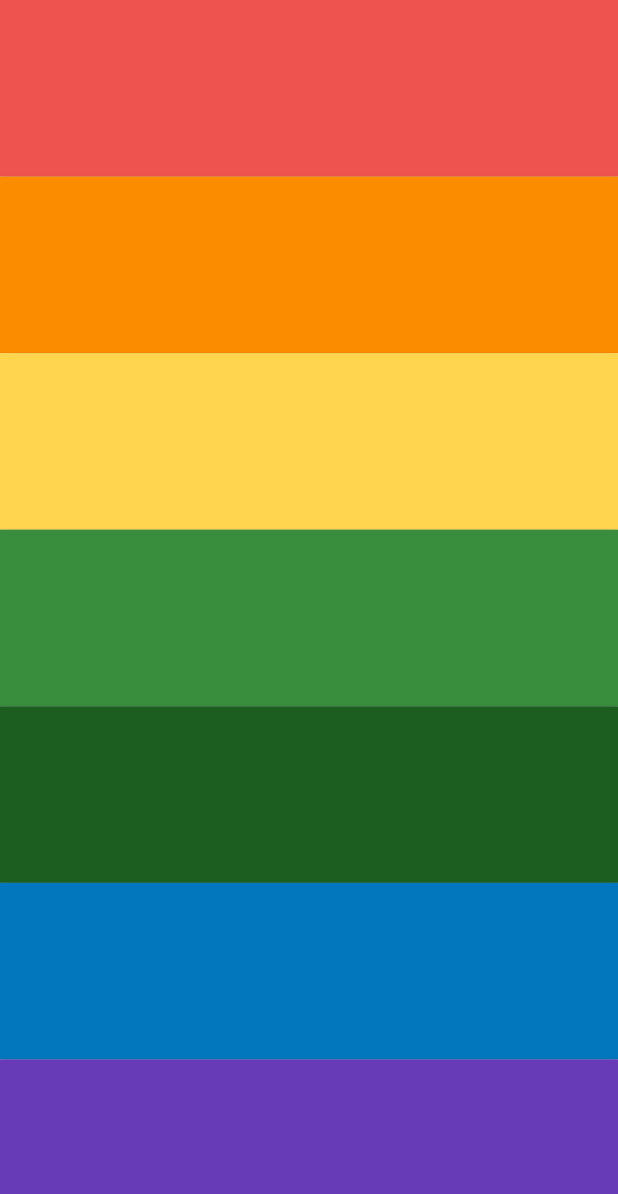
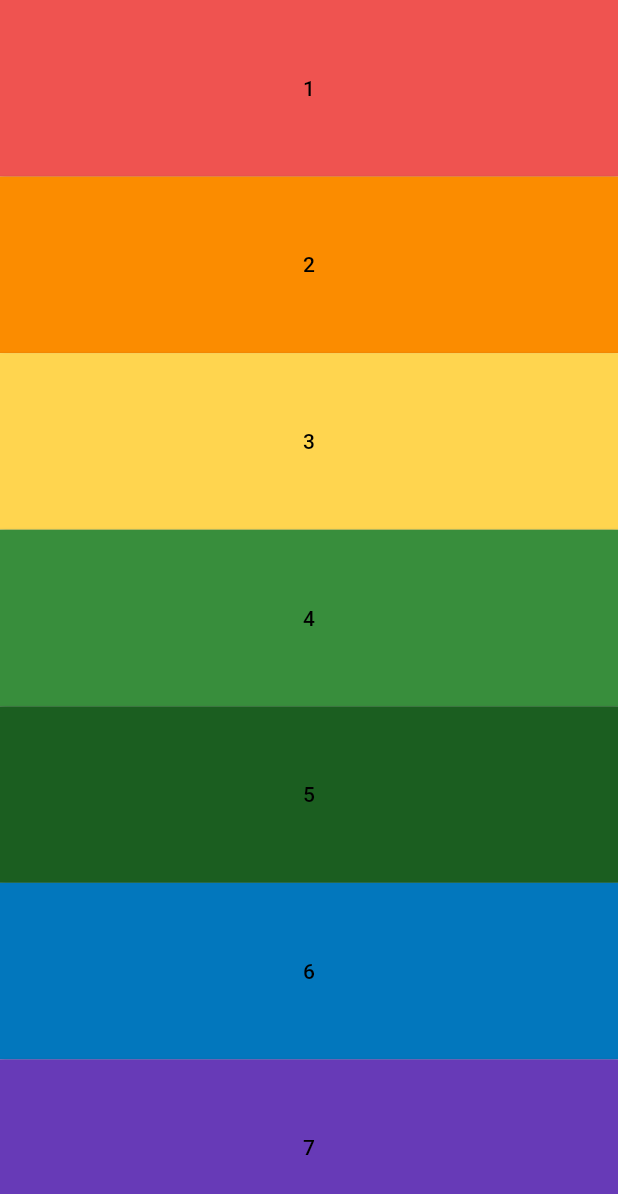
Before and after one commit to christiandarvs/Xylophone_Flutter_Udemy, a Flutter app: the screen it shows after launch, on a phone screen of 412 x 824 dp. Shown: the top 1194 px of the screen. Run offline on Flutter 3.47's test engine with Material 2 defaults, Android fonts, the light colour scheme and no system bars; our stand-ins replace audioplayers.

Commit message:
fix code

```diff
--- a/lib/main.dart
+++ b/lib/main.dart
@@ -10,7 +10,7 @@ class MyApp extends StatelessWidget {
   Widget build(BuildContext context) {
     return const MaterialApp(
         debugShowCheckedModeBanner: false,
-        title: 'Material App',
+        title: 'Xylophone Udemy',
         home: Xylophone());
   }
 }
@@ -27,13 +27,13 @@ class Xylophone extends StatelessWidget {
             mainAxisAlignment: MainAxisAlignment.center,
             crossAxisAlignment: CrossAxisAlignment.stretch,
             children: const [
-              CustomButton(number: 1, color: 0xffEF5350),
-              CustomButton(number: 2, color: 0xffFB8C00),
-              CustomButton(number: 3, color: 0xffFFD54F),
-              CustomButton(number: 4, color: 0xff388E3C),
-              CustomButton(number: 5, color: 0xff1B5E20),
-              CustomButton(number: 6, color: 0xff0277BD),
-              CustomButton(number: 7, color: 0xff673AB7)
+              CustomButton(soundNumber: 1, color: 0xffEF5350),
+              CustomButton(soundNumber: 2, color: 0xffFB8C00),
+              CustomButton(soundNumber: 3, color: 0xffFFD54F),
+              CustomButton(soundNumber: 4, color: 0xff388E3C),
+              CustomButton(soundNumber: 5, color: 0xff1B5E20),
+              CustomButton(soundNumber: 6, color: 0xff0277BD),
+              CustomButton(soundNumber: 7, color: 0xff673AB7)
             ],
           ),
         ),
@@ -44,8 +44,9 @@ class Xylophone extends StatelessWidget {
 
 class CustomButton extends StatelessWidget {
   final int color;
-  final int number;
-  const CustomButton({super.key, required this.color, required this.number});
+  final int soundNumber;
+  const CustomButton(
+      {super.key, required this.color, required this.soundNumber});
 
   void playSound(int soundNumber) {
     final player = AudioPlayer();
@@ -57,13 +58,16 @@ class CustomButton extends StatelessWidget {
     return Expanded(
       child: ElevatedButton(
         onPressed: (() {
-          playSound(number);
+          playSound(soundNumber);
         }),
         style: ElevatedButton.styleFrom(
             backgroundColor: Color(color),
             shape:
                 RoundedRectangleBorder(borderRadius: BorderRadius.circular(0))),
-        child: const Text(''),
+        child: Text(
+          '$soundNumber',
+          style: const TextStyle(color: Colors.black),
+        ),
       ),
     );
   }
```
